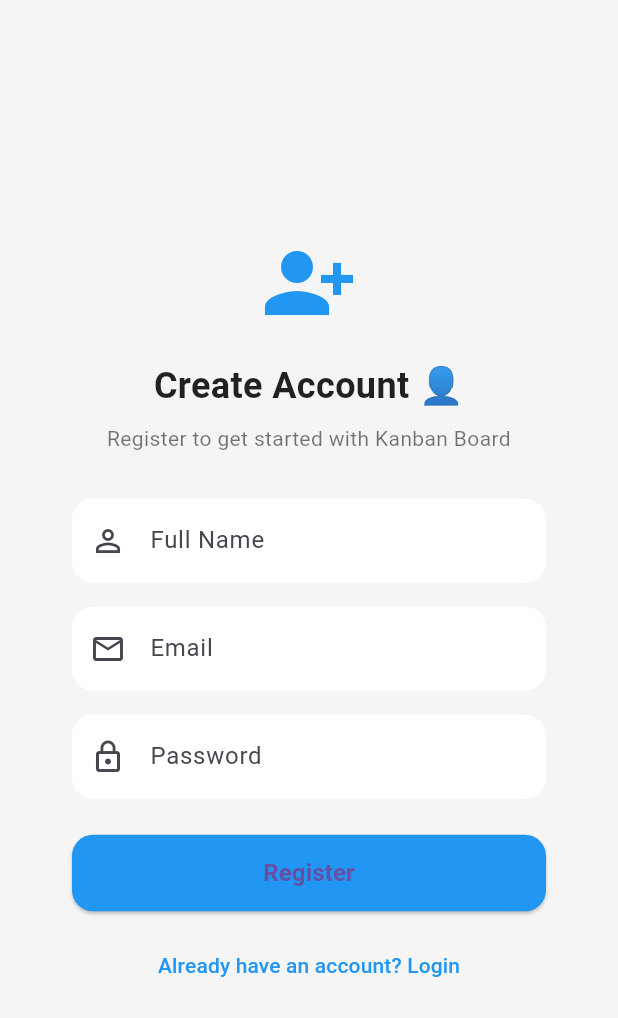
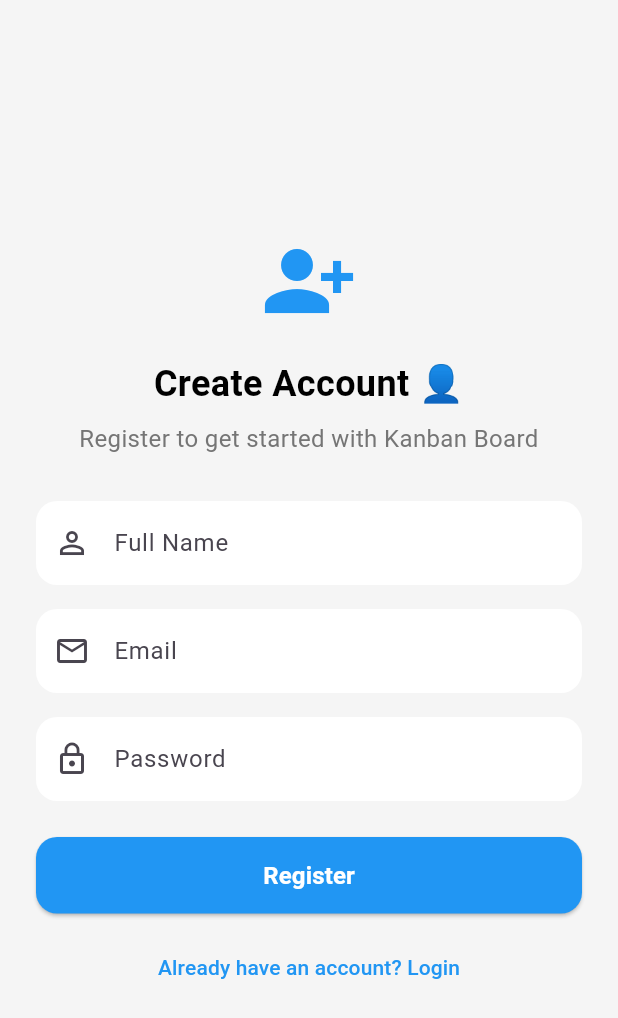
Before and after one commit to HardipMachi/kanban, a Flutter app: the screen it shows after launch, after a tap on "Don't have an account? Register", on a phone screen of 412 x 824 dp. Shown: the top 1018 px of the screen. Run offline on Flutter 3.47's test engine with Material 3 defaults, Android fonts, the phone set to English and light mode, and no system bars; our stand-ins replace cloud_firestore, firebase_auth, firebase_core, flutter_riverpod, go_router; accounts and stored records are empty; network calls fail.

Commit message:
minor seggregations

```diff
--- a/lib/routes/app_router.dart
+++ b/lib/app/routes/app_router.dart
@@ -1,7 +1,7 @@
 import 'package:go_router/go_router.dart';
-import '../features/auth/presentation/login_screen.dart';
-import '../features/auth/presentation/register_screen.dart';
-import '../features/kanban/presentation/kanban_screen.dart';
+import '../../features/auth/presentation/login_screen.dart';
+import '../../features/auth/presentation/register_screen.dart';
+import '../../features/kanban/presentation/kanban_screen.dart';
 
 final appRouter = GoRouter(
   initialLocation: '/login',
--- /dev/null
+++ b/lib/core/contants/app_buttonStyles.dart
@@ -0,0 +1,20 @@
+import 'package:flutter/material.dart';
+import 'app_colors.dart';
+
+class AppButtonStyles {
+  static ButtonStyle primary = ElevatedButton.styleFrom(
+    backgroundColor: AppColors.primary,
+    padding: const EdgeInsets.symmetric(vertical: 14),
+    shape: RoundedRectangleBorder(
+      borderRadius: BorderRadius.circular(14),
+    ),
+  );
+
+  static ButtonStyle danger = ElevatedButton.styleFrom(
+    backgroundColor: AppColors.error,
+    padding: const EdgeInsets.symmetric(vertical: 14),
+    shape: RoundedRectangleBorder(
+      borderRadius: BorderRadius.circular(14),
+    ),
+  );
+}
--- a/lib/core/contants/app_colors.dart
+++ b/lib/core/contants/app_colors.dart
@@ -2,7 +2,10 @@ import 'package:flutter/material.dart';
 
 class AppColors {
   static const primary = Colors.blue;
-  static const secondary = Colors.deepPurple;
-  static const background = Colors.white;
-  static const textPrimary = Colors.black87;
+  static const background = Color(0xFFF5F5F5); // light grey
+  static const white = Colors.white;
+  static const black87 = Colors.black87;
+  static const black54 = Colors.black54;
+  static const success = Colors.green;
+  static const error = Colors.red;
 }
--- /dev/null
+++ b/lib/core/contants/app_textStyles.dart
@@ -0,0 +1,25 @@
+import 'package:flutter/material.dart';
+
+class AppTextStyles {
+  static const heading = TextStyle(
+    fontSize: 24,
+    fontWeight: FontWeight.bold,
+    color: Color(0xFF000000), // black87
+  );
+
+  static const subHeading = TextStyle(
+    fontSize: 16,
+    color: Color(0xFF757575), // black54
+  );
+
+  static const buttonText = TextStyle(
+    fontSize: 16,
+    fontWeight: FontWeight.w600,
+    color: Colors.white,
+  );
+
+  static const toastText = TextStyle(
+    color: Colors.white,
+    fontSize: 16,
+  );
+}
--- a/lib/features/auth/presentation/login_screen.dart
+++ b/lib/features/auth/presentation/login_screen.dart
@@ -1,8 +1,11 @@
 import 'package:firebase_auth/firebase_auth.dart';
 import 'package:flutter/material.dart';
 import 'package:flutter_riverpod/flutter_riverpod.dart';
-import 'package:kanban/features/auth/presentation/providers/auth_providers.dart';
-import '../../../routes/app_router.dart';
+import '../../../app/routes/app_router.dart';
+import '../../../core/contants/app_buttonStyles.dart';
+import '../../../core/contants/app_colors.dart';
+import '../../../core/contants/app_textStyles.dart';
+import '../../auth/presentation/providers/auth_providers.dart';
 
 class LoginScreen extends ConsumerStatefulWidget {
   const LoginScreen({super.key});
@@ -16,7 +19,7 @@ class _LoginScreenState extends ConsumerState<LoginScreen> {
   final passwordController = TextEditingController();
 
   void showToast(BuildContext context, String message, {bool isSuccess = true}) {
-    final color = isSuccess ? Colors.green.shade600 : Colors.red.shade600;
+    final color = isSuccess ? AppColors.success.shade600 : AppColors.error.shade600;
     final icon = isSuccess ? Icons.check_circle : Icons.error;
 
     ScaffoldMessenger.of(context).showSnackBar(
@@ -33,14 +36,9 @@ class _LoginScreenState extends ConsumerState<LoginScreen> {
           ),
           child: Row(
             children: [
-              Icon(icon, color: Colors.white),
+              Icon(icon, color: AppColors.white),
               const SizedBox(width: 12),
-              Expanded(
-                child: Text(
-                  message,
-                  style: const TextStyle(color: Colors.white, fontSize: 16),
-                ),
-              ),
+              Expanded(child: Text(message, style: AppTextStyles.toastText)),
             ],
           ),
         ),
@@ -50,7 +48,7 @@ class _LoginScreenState extends ConsumerState<LoginScreen> {
   }
 
   Future<void> login() async {
-    FocusScope.of(context).unfocus(); // Close keyboard
+    FocusScope.of(context).unfocus();
     try {
       await ref.read(authStateProvider.notifier).login(
         emailController.text.trim(),
@@ -64,125 +62,77 @@ class _LoginScreenState extends ConsumerState<LoginScreen> {
         appRouter.go('/kanban');
       }
     } on FirebaseAuthException catch (e) {
-      // Handle Firebase-specific errors
       if (e.code == 'user-not-found') {
-        showToast(context, "No user found with this email ❌", isSuccess: false);
+        showToast(context, "No user found with this email", isSuccess: false);
       } else if (e.code == 'wrong-password') {
-        showToast(context, "Incorrect password ❌", isSuccess: false);
+        showToast(context, "Incorrect password", isSuccess: false);
       } else if (e.code == 'invalid-email') {
-        showToast(context, "Invalid email format ❌", isSuccess: false);
+        showToast(context, "Invalid email format", isSuccess: false);
       } else {
         showToast(context, "Login failed: ${e.message}", isSuccess: false);
       }
     } catch (e) {
-      // Any other errors
       showToast(context, "Error: ${e.toString()}", isSuccess: false);
     }
   }
-
 
   @override
   Widget build(BuildContext context) {
     final authState = ref.watch(authStateProvider);
 
     return Scaffold(
-      backgroundColor: Colors.grey.shade100,
+      backgroundColor: AppColors.background,
       body: Center(
         child: SingleChildScrollView(
           padding: const EdgeInsets.symmetric(horizontal: 24, vertical: 32),
-          child: Padding(
-            padding: const EdgeInsets.all(24),
           child: Column(
             crossAxisAlignment: CrossAxisAlignment.stretch,
             children: [
-                const Icon(Icons.lock_outline, size: 64, color: Colors.blue),
+              const Icon(Icons.lock_outline, size: 64, color: AppColors.primary),
               const SizedBox(height: 20),
-                const Text(
-                  'Welcome 👋',
-                  textAlign: TextAlign.center,
-                  style: TextStyle(
-                    fontSize: 24,
-                    fontWeight: FontWeight.bold,
-                    color: Colors.black87,
-                  ),
-                ),
+              const Text('Welcome', textAlign: TextAlign.center, style: AppTextStyles.heading),
               const SizedBox(height: 8),
-                const Text(
-                  'Login to continue to Kanban Board',
-                  textAlign: TextAlign.center,
-                  style: TextStyle(color: Colors.black54),
-                ),
+              const Text('Login to continue to Kanban Board', textAlign: TextAlign.center, style: AppTextStyles.subHeading),
               const SizedBox(height: 30),
 
-                // Email TextField
               TextField(
                 controller: emailController,
                 decoration: InputDecoration(
                   prefixIcon: const Icon(Icons.email_outlined),
                   labelText: 'Email',
                   filled: true,
-                    fillColor: Colors.white,
-                    border: OutlineInputBorder(
-                      borderRadius: BorderRadius.circular(14),
-                      borderSide: BorderSide.none,
-                    ),
+                  fillColor: AppColors.white,
+                  border: OutlineInputBorder(borderRadius: BorderRadius.circular(14), borderSide: BorderSide.none),
                 ),
                 keyboardType: TextInputType.emailAddress,
               ),
               const SizedBox(height: 16),
-
-                // Password TextField
               TextField(
                 controller: passwordController,
                 decoration: InputDecoration(
                   prefixIcon: const Icon(Icons.lock_outline),
                   labelText: 'Password',
                   filled: true,
-                    fillColor: Colors.white,
-                    border: OutlineInputBorder(
-                      borderRadius: BorderRadius.circular(14),
-                      borderSide: BorderSide.none,
-                    ),
+                  fillColor: AppColors.white,
+                  border: OutlineInputBorder(borderRadius: BorderRadius.circular(14), borderSide: BorderSide.none),
                 ),
                 obscureText: true,
               ),
               const SizedBox(height: 24),
 
-                // Login Button
               ElevatedButton(
-                  style: ElevatedButton.styleFrom(
-                    backgroundColor: Colors.blue,
-                    padding: const EdgeInsets.symmetric(vertical: 14),
-                    shape: RoundedRectangleBorder(
-                      borderRadius: BorderRadius.circular(14),
-                    ),
-                  ),
+                style: AppButtonStyles.primary,
                 onPressed: authState.isLoading ? null : login,
                 child: authState.isLoading
-                      ? const SizedBox(
-                    height: 22,
-                    width: 22,
-                    child: CircularProgressIndicator(
-                      color: Colors.white,
-                      strokeWidth: 2,
+                    ? const SizedBox(height: 22, width: 22, child: CircularProgressIndicator(color: Colors.white, strokeWidth: 2))
+                    : const Text('Login', style: AppTextStyles.buttonText),
               ),
-                  )
-                      : const Text(
-                    'Login',
-                    style: TextStyle(fontSize: 16, fontWeight: FontWeight.w600),
-                  ),
-                ),
-
               const SizedBox(height: 12),
               TextButton(
                 onPressed: () => appRouter.go('/register'),
-                  child: const Text(
-                    "Don't have an account? Register",
-                    style: TextStyle(color: Colors.blue),
-                  ),
+                child: const Text("Don't have an account? Register", style: TextStyle(color: AppColors.primary)),
               ),
             ],
-            ),
           ),
         ),
       ),
--- a/lib/features/auth/presentation/register_screen.dart
+++ b/lib/features/auth/presentation/register_screen.dart
@@ -1,8 +1,10 @@
 import 'package:flutter/material.dart';
 import 'package:flutter_riverpod/flutter_riverpod.dart';
-import 'package:kanban/features/auth/presentation/providers/auth_providers.dart';
-
-import '../../../routes/app_router.dart';
+import '../../../app/routes/app_router.dart';
+import '../../../core/contants/app_buttonStyles.dart';
+import '../../../core/contants/app_colors.dart';
+import '../../../core/contants/app_textStyles.dart';
+import '../../auth/presentation/providers/auth_providers.dart';
 
 class RegisterScreen extends ConsumerStatefulWidget {
   const RegisterScreen({super.key});
@@ -17,7 +19,7 @@ class _RegisterScreenState extends ConsumerState<RegisterScreen> {
   final passwordController = TextEditingController();
 
   void showToast(BuildContext context, String message, {bool isSuccess = true}) {
-    final color = isSuccess ? Colors.green.shade600 : Colors.red.shade600;
+    final color = isSuccess ? AppColors.success.shade600 : AppColors.error.shade600;
     final icon = isSuccess ? Icons.check_circle : Icons.error;
 
     ScaffoldMessenger.of(context).showSnackBar(
@@ -34,14 +36,9 @@ class _RegisterScreenState extends ConsumerState<RegisterScreen> {
           ),
           child: Row(
             children: [
-              Icon(icon, color: Colors.white),
+              Icon(icon, color: AppColors.white),
               const SizedBox(width: 12),
-              Expanded(
-                child: Text(
-                  message,
-                  style: const TextStyle(color: Colors.white, fontSize: 16),
-                ),
-              ),
+              Expanded(child: Text(message, style: AppTextStyles.toastText)),
             ],
           ),
         ),
@@ -60,12 +57,13 @@ class _RegisterScreenState extends ConsumerState<RegisterScreen> {
       );
 
       final user = ref.read(authStateProvider).value;
+
       if (user != null) {
-        showToast(context, "Registration Successful 🎉", isSuccess: true);
+        showToast(context, "Registration Successful", isSuccess: true);
         await Future.delayed(const Duration(milliseconds: 800));
-        Navigator.pop(context);
+        appRouter.go('/login');
       } else {
-        showToast(context, "Registration failed ❌", isSuccess: false);
+        showToast(context, "Registration failed", isSuccess: false);
       }
     } catch (e) {
       showToast(context, "Error: ${e.toString()}", isSuccess: false);
@@ -77,32 +75,18 @@ class _RegisterScreenState extends ConsumerState<RegisterScreen> {
     final authState = ref.watch(authStateProvider);
 
     return Scaffold(
-      backgroundColor: Colors.grey.shade100,
+      backgroundColor: AppColors.background,
       body: Center(
         child: SingleChildScrollView(
           padding: const EdgeInsets.symmetric(horizontal: 24, vertical: 32),
-          child: Padding(
-            padding: const EdgeInsets.all(24),
           child: Column(
             crossAxisAlignment: CrossAxisAlignment.stretch,
             children: [
-                const Icon(Icons.person_add_alt_1, size: 64, color: Colors.blue),
+              const Icon(Icons.person_add_alt_1, size: 64, color: AppColors.primary),
               const SizedBox(height: 20),
-                const Text(
-                  'Create Account 👤',
-                  textAlign: TextAlign.center,
-                  style: TextStyle(
-                    fontSize: 24,
-                    fontWeight: FontWeight.bold,
-                    color: Colors.black87,
-                  ),
-                ),
+              const Text('Create Account 👤', textAlign: TextAlign.center, style: AppTextStyles.heading),
               const SizedBox(height: 8),
-                const Text(
-                  'Register to get started with Kanban Board',
-                  textAlign: TextAlign.center,
-                  style: TextStyle(color: Colors.black54),
-                ),
+              const Text('Register to get started with Kanban Board', textAlign: TextAlign.center, style: AppTextStyles.subHeading),
               const SizedBox(height: 30),
 
               // Name TextField
@@ -112,11 +96,8 @@ class _RegisterScreenState extends ConsumerState<RegisterScreen> {
                   prefixIcon: const Icon(Icons.person_outline),
                   labelText: 'Full Name',
                   filled: true,
-                    fillColor: Colors.white,
-                    border: OutlineInputBorder(
-                      borderRadius: BorderRadius.circular(14),
-                      borderSide: BorderSide.none,
-                    ),
+                  fillColor: AppColors.white,
+                  border: OutlineInputBorder(borderRadius: BorderRadius.circular(14), borderSide: BorderSide.none),
                 ),
               ),
               const SizedBox(height: 16),
@@ -128,11 +109,8 @@ class _RegisterScreenState extends ConsumerState<RegisterScreen> {
                   prefixIcon: const Icon(Icons.email_outlined),
                   labelText: 'Email',
                   filled: true,
-                    fillColor: Colors.white,
-                    border: OutlineInputBorder(
-                      borderRadius: BorderRadius.circular(14),
-                      borderSide: BorderSide.none,
-                    ),
+                  fillColor: AppColors.white,
+                  border: OutlineInputBorder(borderRadius: BorderRadius.circular(14), borderSide: BorderSide.none),
                 ),
                 keyboardType: TextInputType.emailAddress,
               ),
@@ -145,51 +123,27 @@ class _RegisterScreenState extends ConsumerState<RegisterScreen> {
                   prefixIcon: const Icon(Icons.lock_outline),
                   labelText: 'Password',
                   filled: true,
-                    fillColor: Colors.white,
-                    border: OutlineInputBorder(
-                      borderRadius: BorderRadius.circular(14),
-                      borderSide: BorderSide.none,
-                    ),
+                  fillColor: AppColors.white,
+                  border: OutlineInputBorder(borderRadius: BorderRadius.circular(14), borderSide: BorderSide.none),
                 ),
                 obscureText: true,
               ),
               const SizedBox(height: 24),
 
-                // Register Button
               ElevatedButton(
-                  style: ElevatedButton.styleFrom(
-                    backgroundColor: Colors.blue,
-                    padding: const EdgeInsets.symmetric(vertical: 14),
-                    shape: RoundedRectangleBorder(
-                      borderRadius: BorderRadius.circular(14),
-                    ),
-                  ),
+                style: AppButtonStyles.primary,
                 onPressed: authState.isLoading ? null : register,
                 child: authState.isLoading
-                      ? const SizedBox(
-                    height: 22,
-                    width: 22,
-                    child: CircularProgressIndicator(
-                      color: Colors.white,
-                      strokeWidth: 2,
-                    ),
-                  )
-                      : const Text(
-                    'Register',
-                    style: TextStyle(fontSize: 16, fontWeight: FontWeight.w600),
-                  ),
+                    ? const SizedBox(height: 22, width: 22, child: CircularProgressIndicator(color: Colors.white, strokeWidth: 2))
+                    : const Text('Register', style: AppTextStyles.buttonText),
               ),
 
               const SizedBox(height: 12),
               TextButton(
                 onPressed: () => appRouter.go('/login'),
-                  child: const Text(
-                    "Already have an account? Login",
-                    style: TextStyle(color: Colors.blue),
-                  ),
+                child: const Text("Already have an account? Login", style: TextStyle(color: AppColors.primary)),
               ),
             ],
-            ),
           ),
         ),
       ),
--- a/lib/features/kanban/presentation/kanban_screen.dart
+++ b/lib/features/kanban/presentation/kanban_screen.dart
@@ -2,7 +2,7 @@ import 'package:firebase_auth/firebase_auth.dart';
 import 'package:flutter/material.dart';
 import 'package:flutter_riverpod/flutter_riverpod.dart';
 import 'package:cloud_firestore/cloud_firestore.dart';
-import '../../../routes/app_router.dart';
+import '../../../app/routes/app_router.dart';
 import '../../auth/presentation/providers/auth_providers.dart';
 import '../data/model/task_model.dart';
 
@@ -37,7 +37,6 @@ class KanbanNotifier {
       'userId': uid,
     });
   }
-
 
   Future<void> updateStatus(String taskId, String status) async {
     await _firestore.collection('tasks').doc(taskId).update({
--- a/lib/main.dart
+++ b/lib/main.dart
@@ -1,7 +1,8 @@
 import 'package:firebase_core/firebase_core.dart';
 import 'package:flutter/material.dart';
 import 'package:flutter_riverpod/flutter_riverpod.dart';
-import 'package:kanban/routes/app_router.dart';
+import 'package:kanban/core/contants/app_colors.dart';
+import 'app/routes/app_router.dart';
 import 'firebase_options.dart';
 
 void main() async {
@@ -21,7 +22,7 @@ class MyApp extends ConsumerWidget {
       debugShowCheckedModeBanner: false,
       title: 'Flutter Kanban App',
       theme: ThemeData(
-      primarySwatch: Colors.blue, // Sets blue as the primary color swatch
+      primarySwatch: AppColors.primary,
       useMaterial3: true, // Enables Material 3 design
     ),
       routerConfig: appRouter, // GoRouter configuration
```
Also changed, not shown: lib/core/contants/app_texStyles.dart (deleted). Lines whose indentation alone changed are shown as unchanged.
